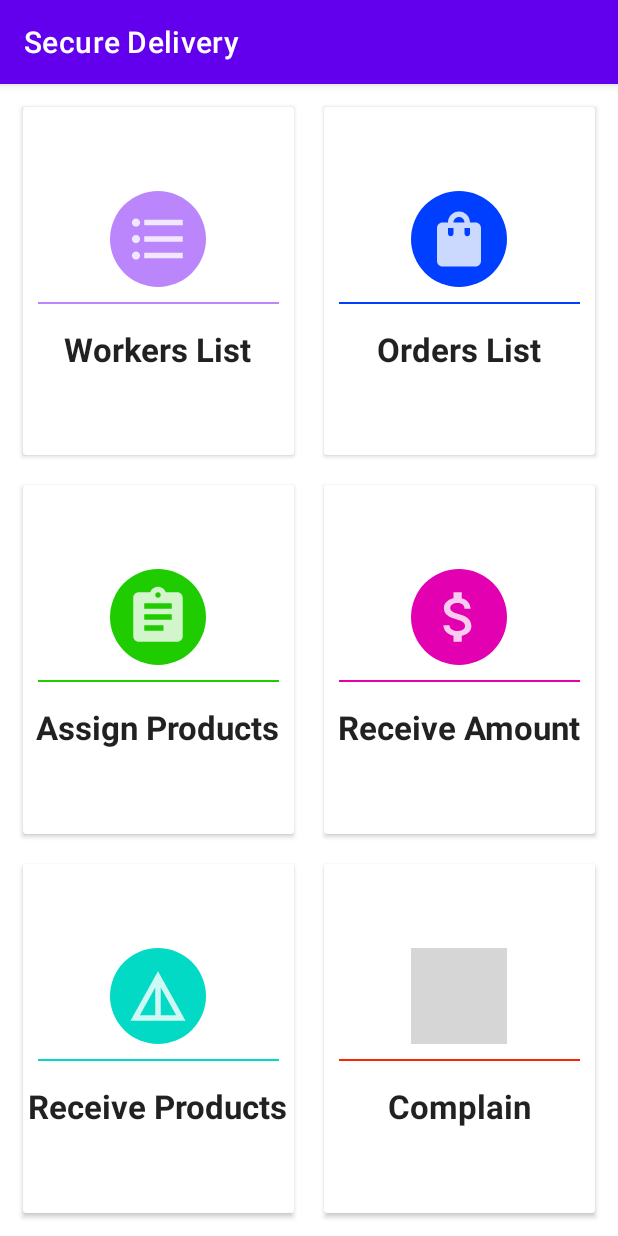
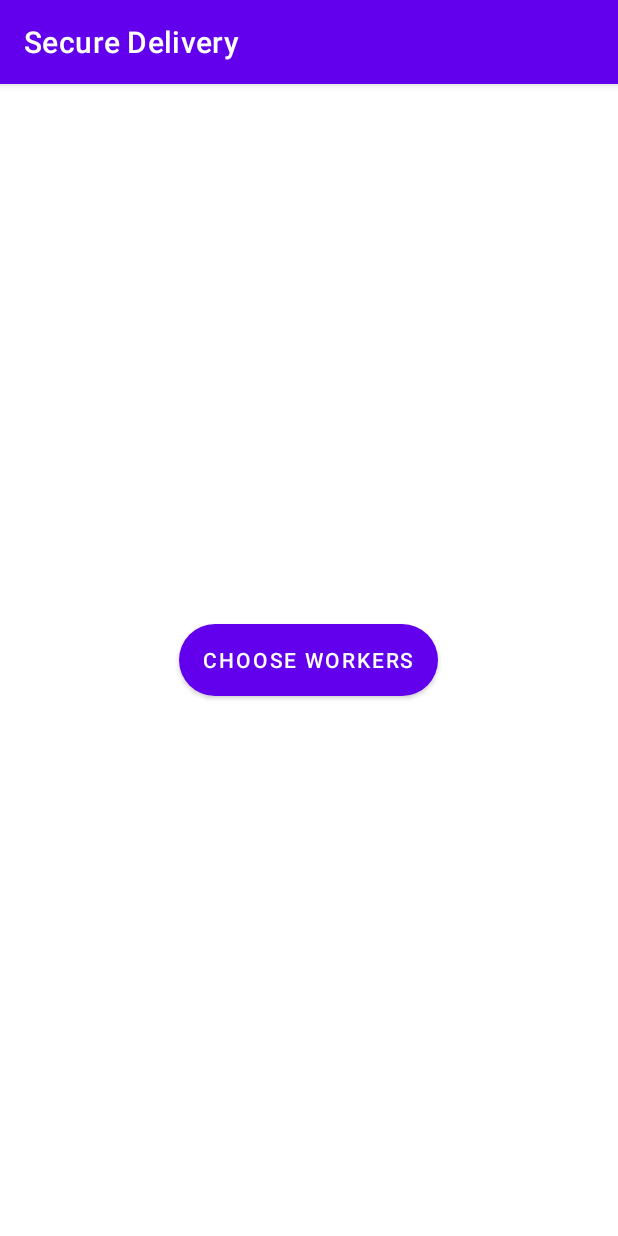
Before and after one commit to j0ker70/HackTheVerse_TeamTetragon, an Android app: the ManagerHomeActivity screen opened directly, with no data from a screen before it, after a tap on "Assign Products", on a phone screen of 412 x 824 dp. Run offline under Robolectric (Android 15) with nearby library versions, the phone set to English and light mode, and no system bars; grey boxes are pictures that could not be loaded.

Commit message:
assigned products

```diff
--- a/SecureDelivery/app/src/main/AndroidManifest.xml
+++ b/SecureDelivery/app/src/main/AndroidManifest.xml
@@ -9,7 +9,8 @@
         android:roundIcon="@mipmap/ic_launcher_round"
         android:supportsRtl="true"
         android:theme="@style/Theme.SecureDelivery">
-        <activity android:name=".OrdersListActivity"></activity>
+        <activity android:name=".AssignProductsActivity"></activity>
+        <activity android:name=".OrdersListActivity" />
         <activity android:name=".WorkersListActivity" />
         <activity android:name=".CustomerHomeActivity" />
         <activity android:name=".ManagerHomeActivity" />
--- a/SecureDelivery/app/src/main/java/com/example/securedelivery/ManagerHomeActivity.java
+++ b/SecureDelivery/app/src/main/java/com/example/securedelivery/ManagerHomeActivity.java
@@ -24,7 +24,7 @@ public class ManagerHomeActivity extends AppCompatActivity {
     }
 
     public void assignProducts(View view) {
-        Toast.makeText(ManagerHomeActivity.this, "I am here", Toast.LENGTH_SHORT).show();
+        startActivity(new Intent(ManagerHomeActivity.this, AssignProductsActivity.class));
     }
 
     public void receiveAmount(View view) {
--- a/SecureDelivery/app/src/main/java/com/example/securedelivery/WorkersListActivity.java
+++ b/SecureDelivery/app/src/main/java/com/example/securedelivery/WorkersListActivity.java
@@ -65,8 +65,8 @@ public class WorkersListActivity extends AppCompatActivity {
             TextView myNames = view.findViewById(R.id.workerNameTextViewId);
             TextView myRatings = view.findViewById(R.id.workerRatingTextViewId);
 
-            myNames.setText("Performance: " + rNames[position]);
-            myRatings.setText("Price: " + Double.toString(rRatings[position]));
+            myNames.setText(rNames[position]);
+            myRatings.setText("Performance: " + Double.toString(rRatings[position]));
 
             return view;
         }
--- /dev/null
+++ b/SecureDelivery/app/src/main/res/layout/activity_assign_products.xml
@@ -0,0 +1,18 @@
+<?xml version="1.0" encoding="utf-8"?>
+<LinearLayout xmlns:android="http://schemas.android.com/apk/res/android"
+    xmlns:app="http://schemas.android.com/apk/res-auto"
+    xmlns:tools="http://schemas.android.com/tools"
+    android:layout_width="match_parent"
+    android:layout_height="match_parent"
+    android:gravity="center"
+    tools:context=".AssignProductsActivity">
+
+    <Button
+        android:layout_width="wrap_content"
+        android:layout_height="wrap_content"
+        android:text="@string/choose_workers"
+        android:background="@drawable/button_bg"
+        android:onClick="chooseWorkers"
+        />
+
+</LinearLayout>
--- a/SecureDelivery/app/src/main/res/values/strings.xml
+++ b/SecureDelivery/app/src/main/res/values/strings.xml
@@ -23,4 +23,5 @@
     <string name="performance_rating">Performance Rating</string>
     <string name="address">Address</string>
     <string name="price">Price</string>
+    <string name="choose_workers">Choose Workers</string>
 </resources>
```
Also changed, not shown: SecureDelivery/app/src/main/java/com/example/securedelivery/AssignProductsActivity.java (added, +55 -0 lines).
